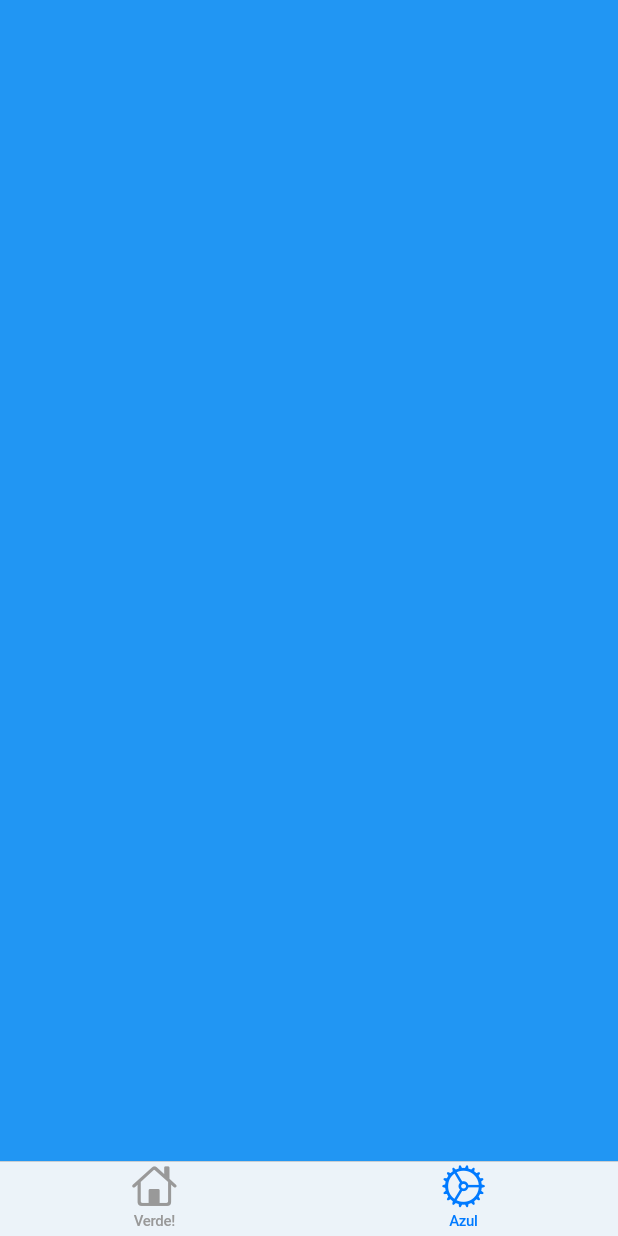
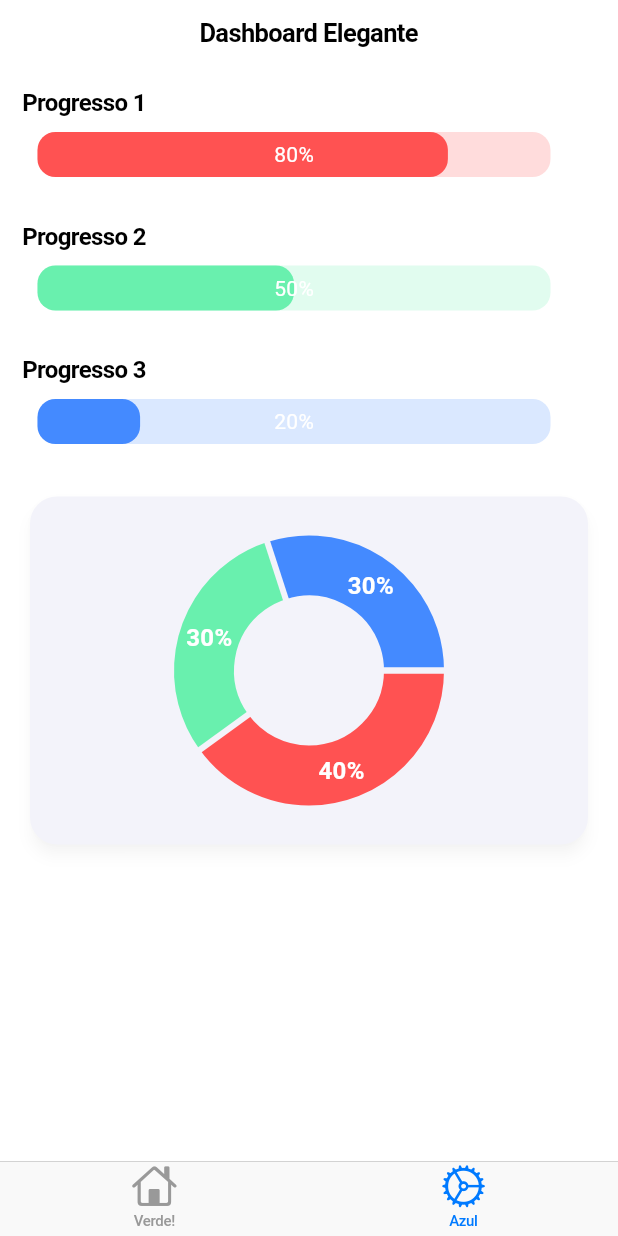
Before and after one commit to Xuxa09/Controle-de-gastos, a Flutter app: the screen it shows after launch, item 2 of the bottom bar chosen, on a phone screen of 412 x 824 dp. Run offline on Flutter 3.47's test engine with Material 3 defaults, Android fonts, the phone set to English and light mode, and no system bars; drawn by our look-alikes of fl_chart, percent_indicator; our stand-ins replace flutter_masked_text2, font_awesome_flutter, shared_preferences.

Commit message:
Começando graficos

```diff
--- /dev/null
+++ b/meus_gastos/lib/widgets/Charts.dart
@@ -0,0 +1,189 @@
+import 'package:flutter/cupertino.dart';
+import 'package:flutter/material.dart';
+import 'package:fl_chart/fl_chart.dart';
+import 'package:percent_indicator/percent_indicator.dart';
+
+void main() {
+  runApp(MyApp());
+}
+
+class MyApp extends StatelessWidget {
+  @override
+  Widget build(BuildContext context) {
+    return CupertinoApp(
+      home: DashboardScreen(),
+    );
+  }
+}
+
+class DashboardScreen extends StatelessWidget {
+  @override
+  Widget build(BuildContext context) {
+    return CupertinoPageScaffold(
+      navigationBar: CupertinoNavigationBar(
+        middle: Text("Dashboard Elegante"),
+        backgroundColor: Colors.deepPurple.withAlpha(200), // Semi-transparent
+      ),
+      child: SafeArea(
+        child: SingleChildScrollView(
+          child: Column(
+            children: [
+              LinearProgressIndicatorSection(
+                  progress: 0.8, label: "Progresso 1", color: Colors.redAccent),
+              LinearProgressIndicatorSection(
+                  progress: 0.5,
+                  label: "Progresso 2",
+                  color: Colors.greenAccent),
+              LinearProgressIndicatorSection(
+                  progress: 0.2,
+                  label: "Progresso 3",
+                  color: Colors.blueAccent),
+              Padding(
+                padding: const EdgeInsets.all(16.0),
+                child: Card(
+                  elevation: 4,
+                  shadowColor: Colors.black.withOpacity(0.2),
+                  shape: RoundedRectangleBorder(
+                      borderRadius: BorderRadius.circular(18)),
+                  child: Padding(
+                    padding: const EdgeInsets.all(16.0),
+                    child: SizedBox(
+                      width: double
+                          .infinity, // Ajuste para ocupar toda a largura disponível
+                      height: 200,
+                      child: PieChart(
+                        PieChartData(
+                          sectionsSpace: 4, // Espaço entre as seções
+                          centerSpaceRadius: 50,
+                          sections: [
+                            PieChartSectionData(
+                              color: Colors.redAccent,
+                              value: 40,
+                              title: '40%',
+                              titleStyle: TextStyle(
+                                  fontSize: 16,
+                                  fontWeight: FontWeight.bold,
+                                  color: Colors.white),
+                            ),
+                            PieChartSectionData(
+                              color: Colors.greenAccent,
+                              value: 30,
+                              title: '30%',
+                              titleStyle: TextStyle(
+                                  fontSize: 16,
+                                  fontWeight: FontWeight.bold,
+                                  color: Colors.white),
+                            ),
+                            PieChartSectionData(
+                              color: Colors.blueAccent,
+                              value: 30,
+                              title: '30%',
+                              titleStyle: TextStyle(
+                                  fontSize: 16,
+                                  fontWeight: FontWeight.bold,
+                                  color: Colors.white),
+                            ),
+                          ],
+                        ),
+                      ),
+                    ),
+                  ),
+                ),
+              ),
+            ],
+          ),
+        ),
+      ),
+    );
+  }
+}
+
+class LinearProgressIndicatorSection extends StatelessWidget {
+  final double progress;
+  final String label;
+  final Color color;
+
+  const LinearProgressIndicatorSection({
+    Key? key,
+    required this.progress,
+    required this.label,
+    required this.color,
+  }) : super(key: key);
+
+  @override
+  Widget build(BuildContext context) {
+    return Padding(
+      padding: const EdgeInsets.all(15.0),
+      child: Column(
+        crossAxisAlignment: CrossAxisAlignment.start,
+        children: <Widget>[
+          Text(label,
+              style: TextStyle(fontSize: 16, fontWeight: FontWeight.bold)),
+          SizedBox(height: 10),
+          LinearPercentIndicator(
+            width: MediaQuery.of(context).size.width - 50,
+            animation: true,
+            lineHeight: 30.0, // Aumento para dar mais destaque
+            animationDuration: 2000,
+            percent: progress,
+            center: Text(
+              "${(progress * 100).toStringAsFixed(0)}%",
+              style: TextStyle(color: Colors.white),
+            ),
+            linearStrokeCap: LinearStrokeCap.roundAll,
+            barRadius: const Radius.circular(12), // Cantos arredondados
+            backgroundColor: color.withOpacity(0.2), // Cor de fundo mais clara
+            progressColor: color, // Cor sólida para o progresso
+          ),
+        ],
+      ),
+    );
+  }
+}
+
+class LineChartSample extends StatelessWidget {
+  final List<DailySpending> spendingData;
+
+  LineChartSample({Key? key, required this.spendingData}) : super(key: key);
+
+  @override
+  Widget build(BuildContext context) {
+    return LineChart(
+      LineChartData(
+        gridData: FlGridData(show: false),
+        titlesData:
+            FlTitlesData(show: false), // Personalize conforme necessário
+        borderData: FlBorderData(show: false),
+        lineBarsData: [
+          LineChartBarData(
+            spots: spendingData.asMap().entries.map((entry) {
+              int idx = entry.key;
+              DailySpending spending = entry.value;
+              return FlSpot(idx.toDouble(), spending.amount);
+            }).toList(),
+            isCurved: true,
+            colors: [Colors.blue],
+            barWidth: 3,
+            isStrokeCapRound: true,
+            dotData: FlDotData(show: false), // Exibe ou oculta os pontos
+            belowBarData: BarAreaData(show: false),
+          ),
+        ],
+      ),
+    );
+  }
+}
+
+class DailySpending {
+  final DateTime date;
+  final double amount;
+
+  DailySpending(this.date, this.amount);
+}
+
+// Exemplo de dados
+List<DailySpending> spendingData = [
+  DailySpending(DateTime(2023, 4, 1), 50.0),
+  DailySpending(DateTime(2023, 4, 2), 30.0),
+  DailySpending(DateTime(2023, 4, 3), 70.0),
+];
--- a/meus_gastos/pubspec.yaml
+++ b/meus_gastos/pubspec.yaml
@@ -37,7 +37,8 @@ dependencies:
   shared_preferences: ^2.0.6
   font_awesome_flutter: ^9.2.0
   uuid: ^3.0.5
-
+  fl_chart: ^0.40.0 # Verifique a versão mais recente no pub.dev
+  percent_indicator: ^4.0.0
 
 dev_dependencies:
   flutter_test:
```
Also changed, not shown: meus_gastos/lib/main.dart (+3 -130 lines), meus_gastos/lib/widgets/InsertTransactions.dart (added, +134 -0 lines), meus_gastos/lib/widgets/ListCard.dart (+0 -15 lines).
